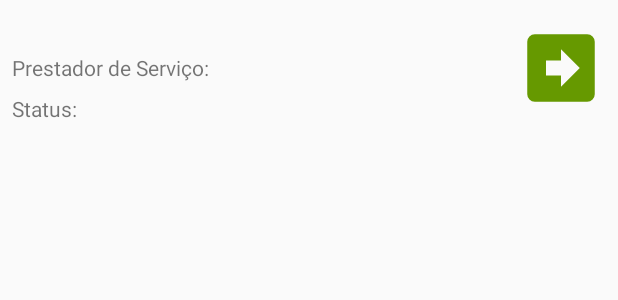
After one commit to ProjetoAgroHelp/Repositorio_FrontEnd, an Android app: the layout layout_item_listview_proposta.xml on its own in the app's theme, with its tools: preview values and no code run, on a phone screen of 412 x 824 dp. The commit adds this screen. Shown: the top 300 px of the screen. Run offline under Robolectric (Android 15) with nearby library versions, the phone set to English and light mode, and no system bars.

Commit message:
Inserindo a Activity que lista as propostas do usuário / Criação da classe DrawerCreator (nao implementada ainda)

```diff
--- a/app/src/main/AndroidManifest.xml
+++ b/app/src/main/AndroidManifest.xml
@@ -18,7 +18,8 @@
         </activity>
         <activity android:name=".CadastroActivity" />
         <activity android:name=".Anuncio" />
-        <activity android:name=".LoginActivity"></activity>
+        <activity android:name=".LoginActivity" />
+        <activity android:name=".PropostasActivity"></activity>
     </application>
 
 </manifest>
--- /dev/null
+++ b/app/src/main/res/drawable/seta_ir.xml
@@ -0,0 +1,8 @@
+<?xml version="1.0" encoding="utf-8"?>
+<vector xmlns:android="http://schemas.android.com/apk/res/android"
+    android:height="60dp"
+    android:width="60dp"
+    android:viewportWidth="24"
+    android:viewportHeight="24">
+    <path android:fillColor="#669900" android:pathData="M3,19V5A2,2 0 0,1 5,3H19A2,2 0 0,1 21,5V19A2,2 0 0,1 19,21H5A2,2 0 0,1 3,19M17,12L12,7V10H8V14H12V17L17,12Z" />
+</vector>
--- /dev/null
+++ b/app/src/main/res/layout/layout_item_listview_proposta.xml
@@ -0,0 +1,68 @@
+<?xml version="1.0" encoding="utf-8"?>
+<android.support.constraint.ConstraintLayout
+    xmlns:android="http://schemas.android.com/apk/res/android"
+    xmlns:app="http://schemas.android.com/apk/res-auto"
+    xmlns:tools="http://schemas.android.com/tools"
+    android:layout_width="match_parent"
+    android:layout_height="match_parent">
+
+    <TextView
+        android:id="@+id/textView"
+        android:layout_width="wrap_content"
+        android:layout_height="wrap_content"
+        android:layout_marginStart="8dp"
+        android:layout_marginTop="8dp"
+        app:layout_constraintStart_toStartOf="parent"
+        app:layout_constraintTop_toTopOf="parent" />
+
+    <TextView
+        android:id="@+id/textView2"
+        android:layout_width="wrap_content"
+        android:layout_height="wrap_content"
+        android:layout_marginStart="8dp"
+        android:layout_marginTop="8dp"
+        android:text="Prestador de Serviço:"
+        app:layout_constraintStart_toStartOf="parent"
+        app:layout_constraintTop_toBottomOf="@+id/textView" />
+
+    <TextView
+        android:id="@+id/textView3"
+        android:layout_width="wrap_content"
+        android:layout_height="wrap_content"
+        android:layout_marginStart="8dp"
+        android:layout_marginTop="8dp"
+        android:text="Status:"
+        app:layout_constraintStart_toStartOf="parent"
+        app:layout_constraintTop_toBottomOf="@+id/textView2" />
+
+    <TextView
+        android:id="@+id/textView4"
+        android:layout_width="wrap_content"
+        android:layout_height="wrap_content"
+        android:layout_marginStart="8dp"
+        android:layout_marginTop="8dp"
+        app:layout_constraintStart_toEndOf="@+id/textView2"
+        app:layout_constraintTop_toBottomOf="@+id/textView" />
+
+    <TextView
+        android:id="@+id/textView5"
+        android:layout_width="wrap_content"
+        android:layout_height="wrap_content"
+        android:layout_marginStart="8dp"
+        android:layout_marginTop="8dp"
+        app:layout_constraintStart_toEndOf="@+id/textView3"
+        app:layout_constraintTop_toBottomOf="@+id/textView2" />
+
+    <ImageView
+        android:id="@+id/imageView2"
+        android:layout_width="wrap_content"
+        android:layout_height="wrap_content"
+        android:layout_marginTop="8dp"
+        android:layout_marginEnd="8dp"
+        android:layout_marginBottom="8dp"
+        app:layout_constraintBottom_toBottomOf="@+id/textView5"
+        app:layout_constraintEnd_toEndOf="parent"
+        app:layout_constraintTop_toTopOf="@+id/textView"
+        app:srcCompat="@drawable/seta_ir" />
+
+</android.support.constraint.ConstraintLayout>
```
Also changed, not shown: app/src/main/java/com/projeto/integrador/Layouts/DrawerCreator.java (added, +24 -0 lines), app/src/main/java/com/projeto/integrador/MainActivity.java (+12 -0 lines), app/src/main/java/com/projeto/integrador/PropostasActivity.java (added, +70 -0 lines), app/src/main/res/layout/activity_propostas.xml (added, +48 -0 lines).
